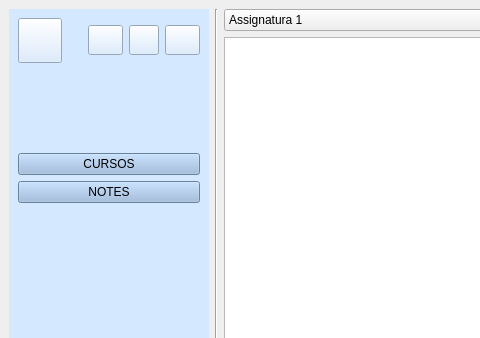
JPerpi/ProtoAules, file ProtoAules/Screens/llista_alumnes.ui: the form before one commit; both pictures show x 0 to 480 and y 0 to 338 of the 800 by 600 pixel window.
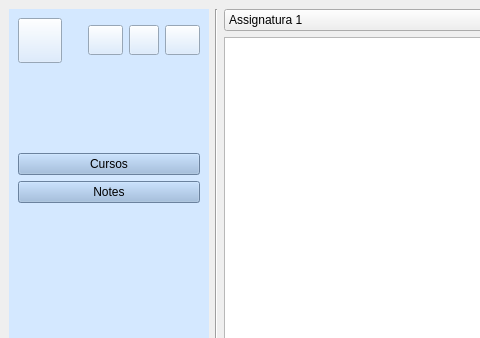
The form after the commit. Icons and pictures are not drawn.

```diff
--- a/ProtoAules/Screens/llista_alumnes.ui
+++ b/ProtoAules/Screens/llista_alumnes.ui
@@ -169,7 +169,7 @@
           <string notr="true">background-color: rgb(150, 182, 221);</string>
          </property>
          <property name="text">
-          <string>CURSOS</string>
+          <string>Cursos</string>
          </property>
         </widget>
        </item>
@@ -179,7 +179,7 @@
           <string notr="true">background-color: rgb(150, 182, 221);</string>
          </property>
          <property name="text">
-          <string>NOTES</string>
+          <string>Notes</string>
          </property>
         </widget>
        </item>
```
